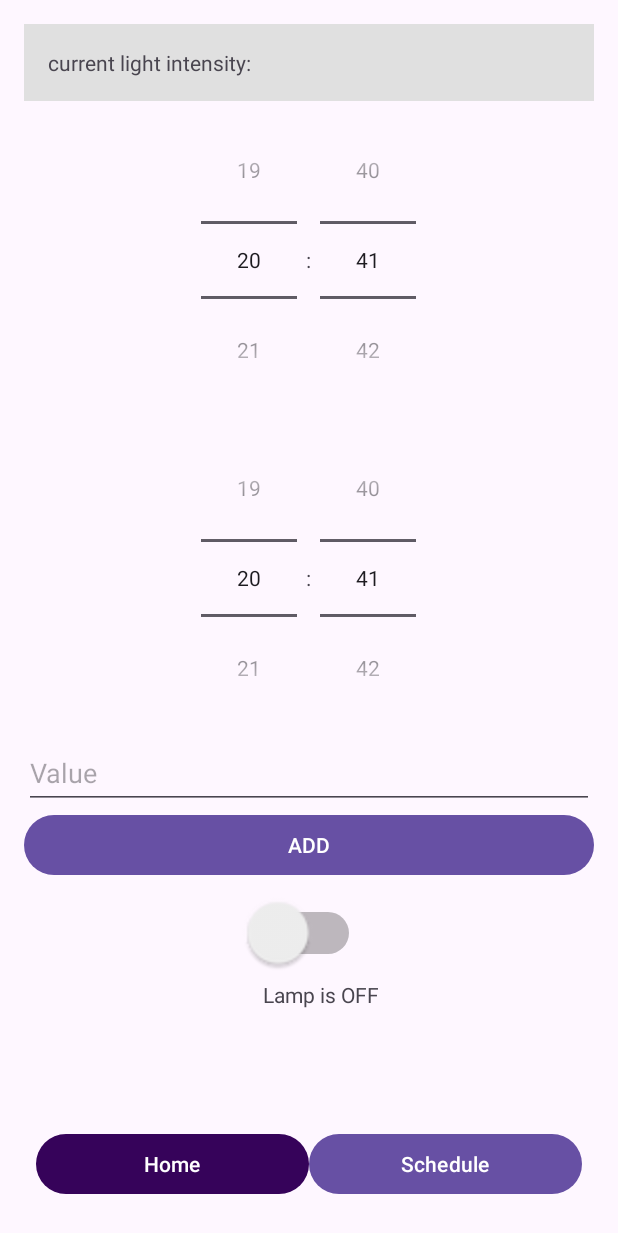
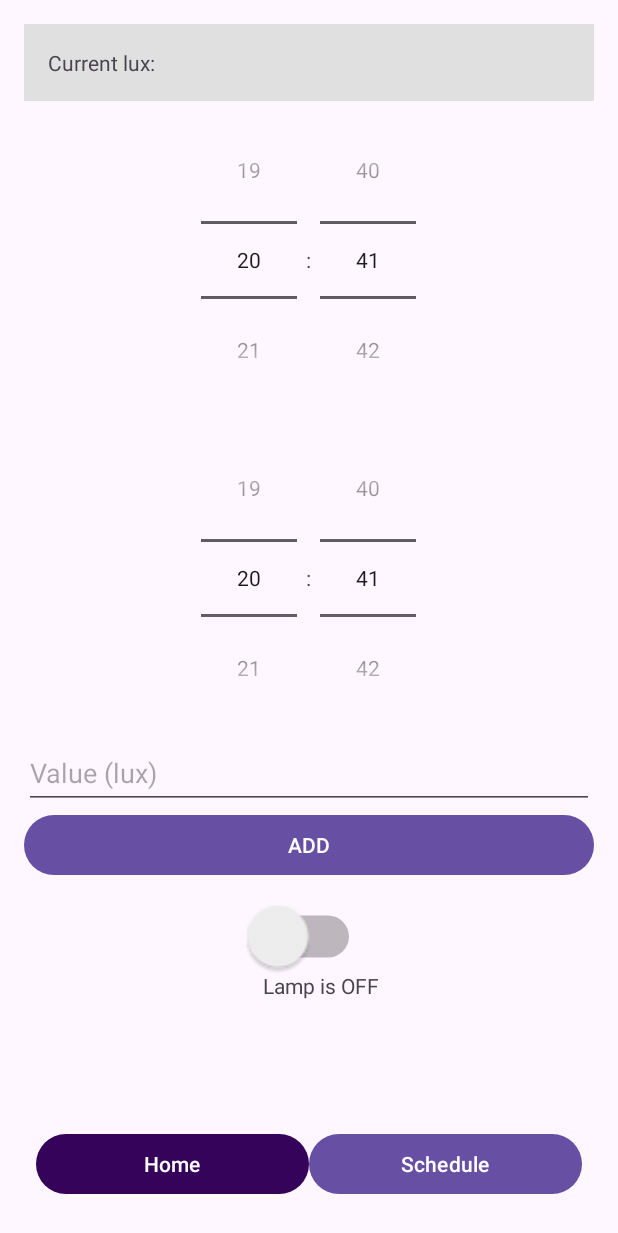
Before and after one commit to GroupProjectSU/IoT-Project-group-1-5, an Android app: the screen it shows after launch (MainActivity), on a phone screen of 412 x 824 dp. Shown: the top 1233 px of the screen. Run offline under Robolectric (Android 15) with nearby library versions, the phone set to English and light mode, and no system bars; libraries missing offline, so code that uses them is left out: info.mqtt.android, org.eclipse.paho; 4 statements that could not run were skipped.

Commit message:
last update, final code.

```diff
--- a/app/src/main/java/com/example/smartlight/MainActivity.java
+++ b/app/src/main/java/com/example/smartlight/MainActivity.java
@@ -139,7 +139,7 @@ public class MainActivity extends AppCompatActivity {
                 Log.d(TAG, "message received from the topic " + topic + ": " + luxValue);
                 System.out.println("message received in topic " + topic + ": " + luxValue);
                 System.out.println(message);
-                luxView.setText("Current light intensity: " + luxValue);//shows the lux value in the application
+                luxView.setText("Current lux: " + luxValue);//shows the lux value in the application
             }
 
             @Override
--- a/app/src/main/res/layout/screen1.xml
+++ b/app/src/main/res/layout/screen1.xml
@@ -9,7 +9,7 @@
         android:id="@+id/lightIntensity"
         android:layout_width="match_parent"
         android:layout_height="wrap_content"
-        android:text="current light intensity: "
+        android:text="Current lux: "
         android:padding="16dp"
         android:background="#E0E0E0"/>
 
@@ -37,7 +37,7 @@
         android:layout_width="match_parent"
         android:layout_height="wrap_content"
         android:minHeight="48dp"
-        android:hint="Value"
+        android:hint="Value (lux)"
         android:inputType="numberDecimal"/>
 
 
@@ -47,16 +47,22 @@
         android:layout_height="wrap_content"
         android:text="ADD"/>
 
+    <TextView
+        android:id="@+id/emptyView"
+        android:layout_width="91dp"
+        android:layout_height="12dp"
+        android:layout_gravity="center_horizontal"
+        android:padding="8dp" />
+
     <Switch
         android:id="@+id/toggleButton"
         android:layout_width="wrap_content"
-        android:layout_height="wrap_content"
+        android:layout_height="30dp"
         android:layout_gravity="center_horizontal"
         android:layout_marginTop="10dp"
         android:minHeight="48dp"
         android:scaleX="2"
-        android:scaleY="2"/>
-
+        android:scaleY="2" />
 
     <TextView
         android:id="@+id/switchStatusLabel"
```
